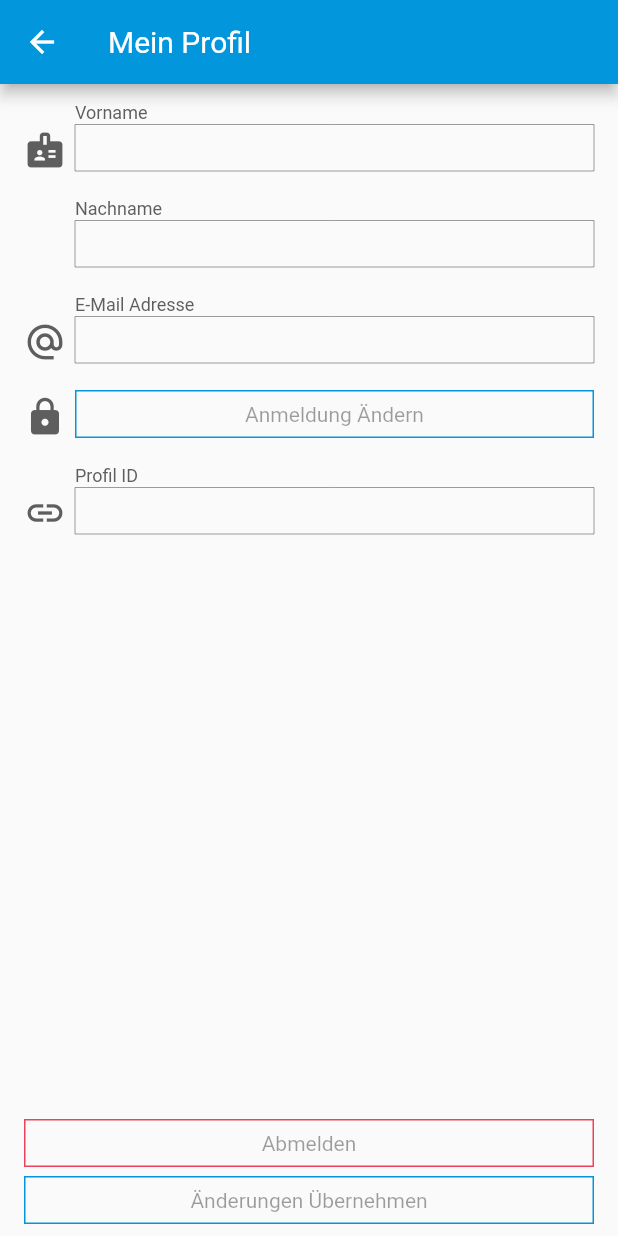
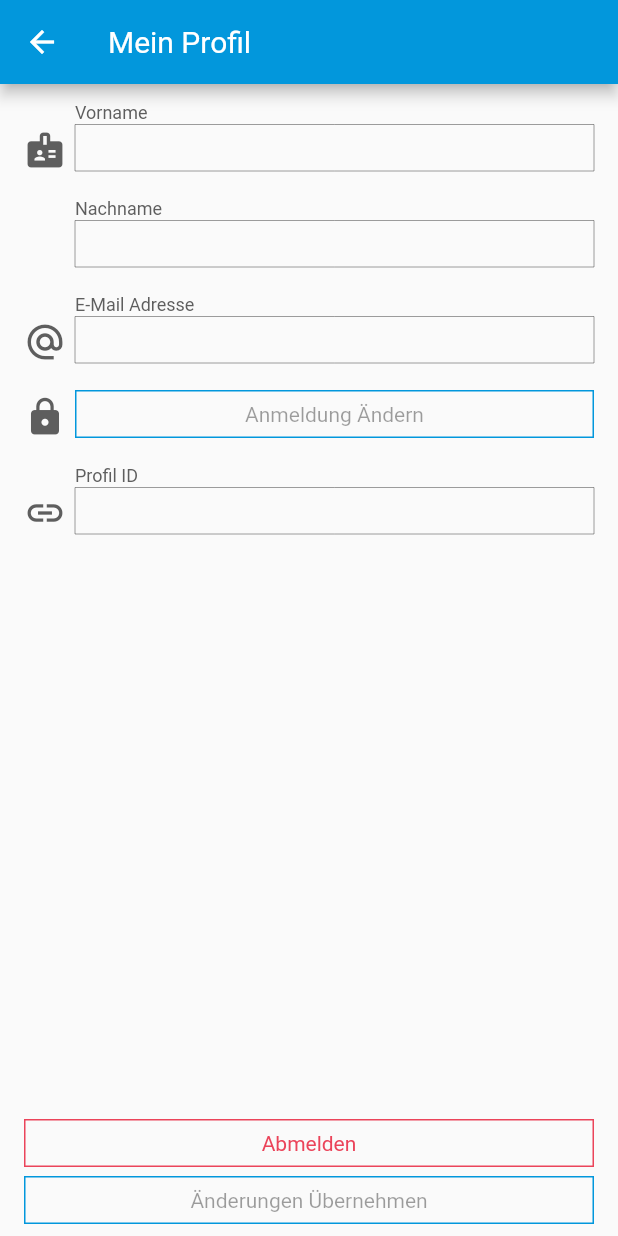
Before and after one commit to 2SFN/fahrradverleih-flutter, a Flutter app: the _ProfilForm screen opened directly, on a phone screen of 412 x 824 dp. Run offline on Flutter 3.47's test engine with Material 2 defaults, Android fonts, the phone set to English and light mode, and no system bars; our stand-ins replace bloc, equatable, flutter_bloc, flutter_svg, google_maps_flutter, permission_handler and 1 more; missing offline and left inert: flutter_config; accounts and stored records are empty; network calls fail.

Commit message:
♻ ButtonStyles: Häufig verwendete Button-Styles ausgelagert. ~ ProfilPage: Button-Styles aktualisiert.

```diff
--- /dev/null
+++ b/lib/util/button_styles.dart
@@ -0,0 +1,41 @@
+import 'package:flutter/material.dart';
+
+/// Enthält Funktionen, die einheitliche [ButtonStyle]s generieren.
+class ButtonStyles {
+  static ButtonStyle primaryButtonStyle(BuildContext context,
+      {compact = false}) {
+    final color = Theme.of(context).primaryColor;
+    final borderSide = BorderSide(color: color, width: 1);
+    return OutlinedButton.styleFrom(
+        // 'shrinkWrap' entfernt äußeres Margin
+        tapTargetSize: compact
+            ? MaterialTapTargetSize.shrinkWrap
+            : MaterialTapTargetSize.padded,
+        // Erlaubt es dem Button, schmaler zu erscheinen
+        minimumSize: const Size(200, 20),
+        textStyle: const TextStyle(fontWeight: FontWeight.w400),
+        padding: const EdgeInsets.symmetric(horizontal: 16, vertical: 8),
+        side: borderSide,
+        shape: RoundedRectangleBorder(
+            side: borderSide, borderRadius: BorderRadius.zero),
+        foregroundColor: color);
+  }
+
+  static ButtonStyle dangerButtonStyle(BuildContext context,
+      {compact = false}) {
+    const color = Color(0xFFEB445A);
+    const borderSide = BorderSide(color: color, width: 1);
+    return primaryButtonStyle(context, compact: compact).copyWith(
+        side: const MaterialStatePropertyAll(borderSide),
+        foregroundColor: const MaterialStatePropertyAll(color));
+  }
+
+  static ButtonStyle secondaryButtonStyle(BuildContext context,
+      {compact = false}) {
+    const color = Color(0xFF5E5E5E);
+    const borderSide = BorderSide(color: color, width: 1);
+    return primaryButtonStyle(context, compact: compact).copyWith(
+        side: const MaterialStatePropertyAll(borderSide),
+        foregroundColor: const MaterialStatePropertyAll(color));
+  }
+}
--- a/lib/view/profil/profil_page.dart
+++ b/lib/view/profil/profil_page.dart
@@ -1,6 +1,7 @@
 import 'dart:ui';
 
 import 'package:fahrradverleih/api/rad_api.dart';
+import 'package:fahrradverleih/util/button_styles.dart';
 import 'package:fahrradverleih/view/profil/bloc/profil_bloc.dart';
 import 'package:fahrradverleih/view/startup/startup_page.dart';
 import 'package:fahrradverleih/widget/error_panel.dart';
@@ -163,7 +164,7 @@ class _PasswortButton extends StatelessWidget {
                 size: 28,
                 color: _FormFieldBase.accentColor),
             child: OutlinedButton(
-              style: _primaryButtonStyle(context),
+              style: ButtonStyles.primaryButtonStyle(context, compact: true),
               onPressed: state.jobState == JobState.idle ? () {} : null,
               child: const Text("Anmeldung Ändern"),
             )));
@@ -193,7 +194,7 @@ class _AbmeldenButton extends StatelessWidget {
     return BlocBuilder<ProfilBloc, ProfilState>(
       buildWhen: (previous, current) => previous.jobState != current.jobState,
       builder: (context, state) => OutlinedButton(
-          style: _dangerButtonStyle(context),
+          style: ButtonStyles.dangerButtonStyle(context, compact: true),
           onPressed: state.jobState != JobState.idle
               ? null
               : () {
@@ -210,7 +211,7 @@ class _AnwendenButton extends StatelessWidget {
     return BlocBuilder<ProfilBloc, ProfilState>(
       buildWhen: (previous, current) => previous.jobState != current.jobState,
       builder: (context, state) => OutlinedButton(
-          style: _primaryButtonStyle(context),
+          style: ButtonStyles.primaryButtonStyle(context, compact: true),
           onPressed: state.jobState != JobState.idle
               ? null
               : () {
@@ -307,33 +308,3 @@ class _FormTextField extends StatelessWidget {
         ));
   }
 }
-
-ButtonStyle _primaryButtonStyle(BuildContext context) {
-  final color = Theme.of(context).primaryColor;
-  final borderSide = BorderSide(color: color, width: 1);
-  return OutlinedButton.styleFrom(
-      // Verhindert ungewolltes, äußeres margin
-      tapTargetSize: MaterialTapTargetSize.shrinkWrap,
-      // Lässt den Button schmaler erscheinen
-      minimumSize: const Size(200, 20),
-      textStyle: const TextStyle(fontWeight: FontWeight.w400),
-      padding: const EdgeInsets.symmetric(horizontal: 16, vertical: 8),
-      side: borderSide,
-      shape: RoundedRectangleBorder(
-          side: borderSide, borderRadius: BorderRadius.zero),
-      foregroundColor: color);
-}
-
-ButtonStyle _dangerButtonStyle(BuildContext context) {
-  const color = Color(0xFFEB445A);
-  const borderSide = BorderSide(color: color, width: 1);
-  return OutlinedButton.styleFrom(
-      tapTargetSize: MaterialTapTargetSize.shrinkWrap,
-      minimumSize: const Size(200, 20),
-      textStyle: const TextStyle(fontWeight: FontWeight.w400),
-      padding: const EdgeInsets.symmetric(horizontal: 16, vertical: 8),
-      side: borderSide,
-      shape: const RoundedRectangleBorder(
-          side: borderSide, borderRadius: BorderRadius.zero),
-      foregroundColor: color);
-}
```
